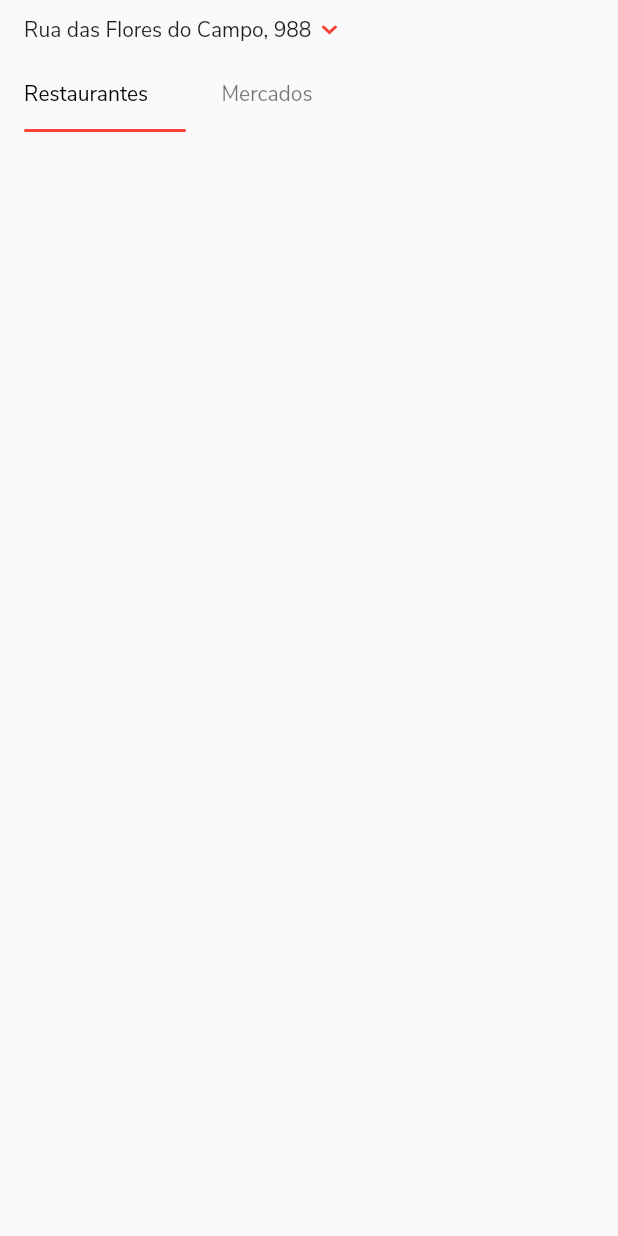
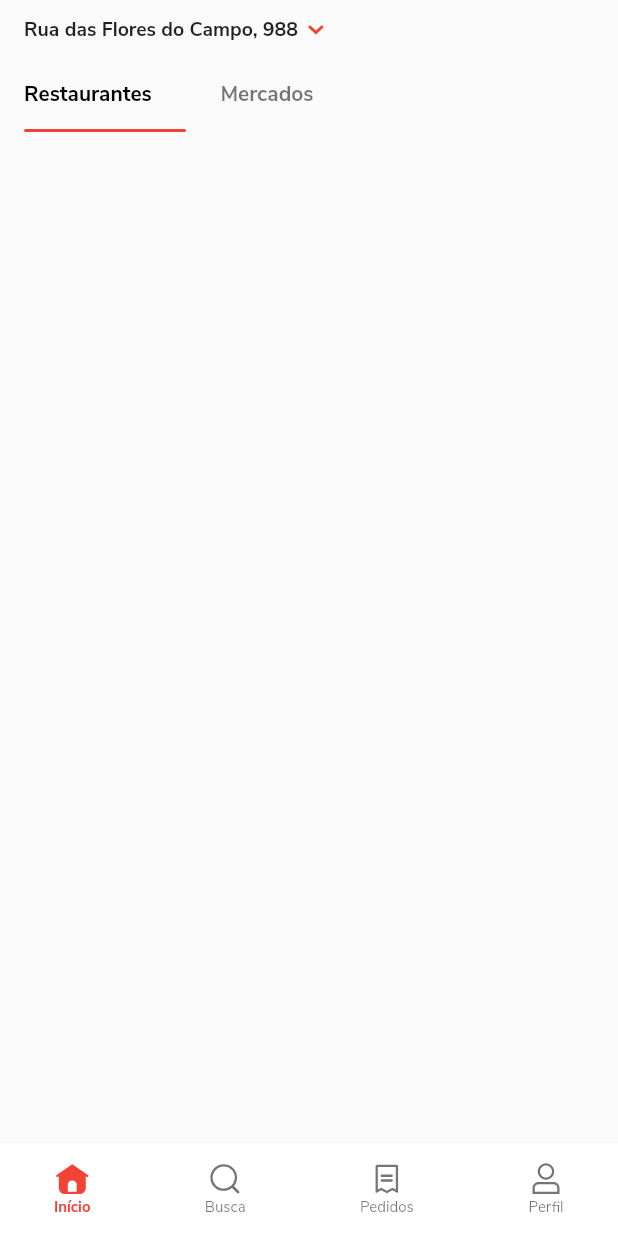
Before and after one commit to joaovitorcf97/ifood_flutter_clone, a Flutter app: the screen it shows after launch, on a phone screen of 412 x 824 dp. Run offline on Flutter 3.47's test engine with Material 2 defaults, Android fonts, the light colour scheme and no system bars; our stand-ins replace flutter_svg, tab_indicator_styler.

Commit message:
Criando BottomBar

```diff
--- a/lib/core/theme/app_colors.dart
+++ b/lib/core/theme/app_colors.dart
@@ -4,4 +4,5 @@ class AppColors {
   static const primaryColor = Colors.red;
   static const black = Colors.black;
   static const black54 = Colors.black54;
+  static const white = Colors.white;
 }
--- a/lib/core/theme/app_icons.dart
+++ b/lib/core/theme/app_icons.dart
@@ -5,6 +5,17 @@ const String pathIcons = 'assets/icons/';
 
 class AppIcons {
   static const arroDown = '${pathIcons}arrow_down.svg';
+  static const homeActive = '${pathIcons}bottom/home_active.svg';
+  static const home = '${pathIcons}bottom/home.svg';
+
+  static const searchActive = '${pathIcons}bottom/search_active.svg';
+  static const search = '${pathIcons}bottom/search.svg';
+
+  static const ordersActive = '${pathIcons}bottom/orders_active.svg';
+  static const orders = '${pathIcons}bottom/orders.svg';
+
+  static const profileActive = '${pathIcons}bottom/profile_active.svg';
+  static const profile = '${pathIcons}bottom/profile.svg';
 }
 
 class AppIcon extends StatelessWidget {
--- a/lib/core/theme/app_typography.dart
+++ b/lib/core/theme/app_typography.dart
@@ -1,4 +1,5 @@
 import 'package:flutter/material.dart';
+import 'package:ifood_flutter_clone/core/theme/app_colors.dart';
 
 class AppTypography {
   static TextStyle bodyText(BuildContext context) {
@@ -10,4 +11,18 @@ class AppTypography {
           fontWeight: FontWeight.w500,
         );
   }
+
+  static TextStyle tabBarStyle(BuildContext context) {
+    return Theme.of(context).textTheme.bodyText1!.copyWith(
+          color: AppColors.primaryColor,
+          fontWeight: FontWeight.w700,
+        );
+  }
+
+  static TextStyle localTextStyle(BuildContext context) {
+    return Theme.of(context).textTheme.bodyText1!.copyWith(
+          fontWeight: FontWeight.w700,
+          fontSize: 13,
+        );
+  }
 }
--- /dev/null
+++ b/lib/views/content/bottom_navigator_component.dart
@@ -0,0 +1,102 @@
+import 'package:flutter/material.dart';
+import 'package:ifood_flutter_clone/core/theme/app_colors.dart';
+import 'package:ifood_flutter_clone/core/theme/app_icons.dart';
+
+class BottomNavigatorComponent extends StatelessWidget {
+  final List<BottomNavigatorItemComponent> items;
+  final int currentIndex;
+  final Function(int) onTap;
+
+  const BottomNavigatorComponent({
+    Key? key,
+    required this.items,
+    this.currentIndex = 0,
+    required this.onTap,
+  }) : super(key: key);
+
+  @override
+  Widget build(BuildContext context) {
+    return Container(
+      decoration: BoxDecoration(
+        color: AppColors.white,
+      ),
+      child: Column(
+        children: [
+          Padding(
+            padding: const EdgeInsets.symmetric(horizontal: 24),
+            child: Row(
+              mainAxisAlignment: MainAxisAlignment.spaceBetween,
+              children: items
+                  .map((e) => e.copyWith(
+                        isActive: items.indexOf(e) == currentIndex,
+                        onTap: () => onTap(items.indexOf(e)),
+                      ))
+                  .toList(),
+            ),
+          ),
+          SizedBox(
+            height: MediaQuery.of(context).padding.bottom,
+          )
+        ],
+      ),
+    );
+  }
+}
+
+class BottomNavigatorItemComponent extends StatelessWidget {
+  final String label;
+  final String activeIcon;
+  final String icon;
+  final bool isActive;
+  final Function()? onTap;
+
+  BottomNavigatorItemComponent copyWith(
+      {String? label,
+      String? activeIcon,
+      String? icon,
+      bool? isActive,
+      Function()? onTap}) {
+    return BottomNavigatorItemComponent(
+      label: label ?? this.label,
+      activeIcon: activeIcon ?? this.activeIcon,
+      icon: icon ?? this.icon,
+      isActive: isActive ?? this.isActive,
+      onTap: onTap ?? this.onTap,
+    );
+  }
+
+  const BottomNavigatorItemComponent({
+    Key? key,
+    required this.label,
+    required this.activeIcon,
+    required this.icon,
+    this.isActive = false,
+    this.onTap,
+  }) : super(key: key);
+
+  @override
+  Widget build(BuildContext context) {
+    return GestureDetector(
+      onTap: onTap,
+      child: Padding(
+        padding: const EdgeInsets.all(12.0),
+        child: Column(
+          children: [
+            AppIcon(
+                icon: isActive ? activeIcon : icon,
+                size: Size(24, 24),
+                color: isActive ? AppColors.primaryColor : AppColors.black54),
+            Text(
+              label,
+              style: TextStyle(
+                fontSize: 10,
+                fontWeight: isActive ? FontWeight.bold : FontWeight.normal,
+                color: isActive ? AppColors.primaryColor : AppColors.black54,
+              ),
+            ),
+          ],
+        ),
+      ),
+    );
+  }
+}
--- a/lib/views/content/content_page.dart
+++ b/lib/views/content/content_page.dart
@@ -1,6 +1,9 @@
 import 'package:flutter/material.dart';
 import 'package:ifood_flutter_clone/core/theme/app_colors.dart';
+import 'package:ifood_flutter_clone/core/theme/app_icons.dart';
 import 'package:ifood_flutter_clone/core/theme/app_typography.dart';
+import 'package:ifood_flutter_clone/views/content/bottom_navigator_component.dart';
+import 'package:ifood_flutter_clone/views/content/content_tab_bar_component.dart';
 import 'package:ifood_flutter_clone/views/content/header_local_components.dart';
 import 'package:tab_indicator_styler/tab_indicator_styler.dart';
 
@@ -21,40 +24,55 @@ class _ContentPageState extends State<ContentPage>
     super.initState();
   }
 
+  int _currentIndex = 0;
+
   @override
   Widget build(BuildContext context) {
     return Scaffold(
       body: Column(
         children: [
-          HeaderLocalComponents(localtion: 'Rua das Flores do Campo, 988'),
-          Padding(
-            padding: const EdgeInsets.only(left: 16, right: 180),
-            child: TabBar(
-              indicator: MaterialIndicator(
-                color: AppColors.primaryColor,
-                height: 2,
-                bottomLeftRadius: 5,
-                bottomRightRadius: 5,
-              ),
-              labelPadding: EdgeInsets.zero,
-              indicatorPadding: EdgeInsets.zero,
-              labelColor: AppColors.black,
-              unselectedLabelColor: AppColors.black54,
-              labelStyle: AppTypography.bodyText(context),
-              controller: tabController,
-              tabs: [
-                Tab(
-                  child: Align(
-                    alignment: Alignment.centerLeft,
-                    child: Text('Restaurantes'),
-                  ),
-                ),
-                Tab(
-                  child: Text('Mercados'),
+          Expanded(
+            child: Column(
+              children: [
+                HeaderLocalComponents(
+                    localtion: 'Rua das Flores do Campo, 988'),
+                ContentTabBarComponent(
+                  controller: tabController,
+                  onTap: (index) {},
                 ),
               ],
             ),
-          )
+          ),
+          BottomNavigatorComponent(
+            currentIndex: _currentIndex,
+            onTap: (index) {
+              setState(() {
+                _currentIndex = index;
+              });
+            },
+            items: [
+              BottomNavigatorItemComponent(
+                label: 'Início',
+                activeIcon: AppIcons.homeActive,
+                icon: AppIcons.home,
+              ),
+              BottomNavigatorItemComponent(
+                label: 'Busca',
+                activeIcon: AppIcons.searchActive,
+                icon: AppIcons.search,
+              ),
+              BottomNavigatorItemComponent(
+                label: 'Pedidos',
+                activeIcon: AppIcons.ordersActive,
+                icon: AppIcons.orders,
+              ),
+              BottomNavigatorItemComponent(
+                label: 'Perfil',
+                activeIcon: AppIcons.profileActive,
+                icon: AppIcons.profile,
+              ),
+            ],
+          ),
         ],
       ),
     );
--- /dev/null
+++ b/lib/views/content/content_tab_bar_component.dart
@@ -0,0 +1,49 @@
+import 'package:flutter/material.dart';
+import 'package:ifood_flutter_clone/core/theme/app_colors.dart';
+import 'package:ifood_flutter_clone/core/theme/app_typography.dart';
+import 'package:tab_indicator_styler/tab_indicator_styler.dart';
+
+class ContentTabBarComponent extends StatelessWidget {
+  final TabController controller;
+  final Function(int) onTap;
+
+  const ContentTabBarComponent({
+    Key? key,
+    required this.controller,
+    required this.onTap,
+  }) : super(key: key);
+
+  @override
+  Widget build(BuildContext context) {
+    return Padding(
+      padding: const EdgeInsets.only(left: 16, right: 180),
+      child: TabBar(
+        onTap: onTap,
+        indicator: MaterialIndicator(
+          color: AppColors.primaryColor,
+          height: 2,
+          bottomLeftRadius: 5,
+          bottomRightRadius: 5,
+        ),
+        labelPadding: EdgeInsets.zero,
+        overlayColor: MaterialStateProperty.all(Colors.transparent),
+        indicatorPadding: EdgeInsets.zero,
+        labelColor: AppColors.black,
+        unselectedLabelColor: AppColors.black54,
+        labelStyle: AppTypography.tabBarStyle(context),
+        controller: controller,
+        tabs: [
+          Tab(
+            child: Align(
+              alignment: Alignment.centerLeft,
+              child: Text('Restaurantes'),
+            ),
+          ),
+          Tab(
+            child: Text('Mercados'),
+          ),
+        ],
+      ),
+    );
+  }
+}
--- a/lib/views/content/header_local_components.dart
+++ b/lib/views/content/header_local_components.dart
@@ -28,7 +28,7 @@ class HeaderLocalComponents extends StatelessWidget {
               children: [
                 Text(
                   localtion,
-                  style: AppTypography.bodyTextBold(context),
+                  style: AppTypography.localTextStyle(context),
                 ),
                 AppIcon(
                   icon: AppIcons.arroDown,
```
